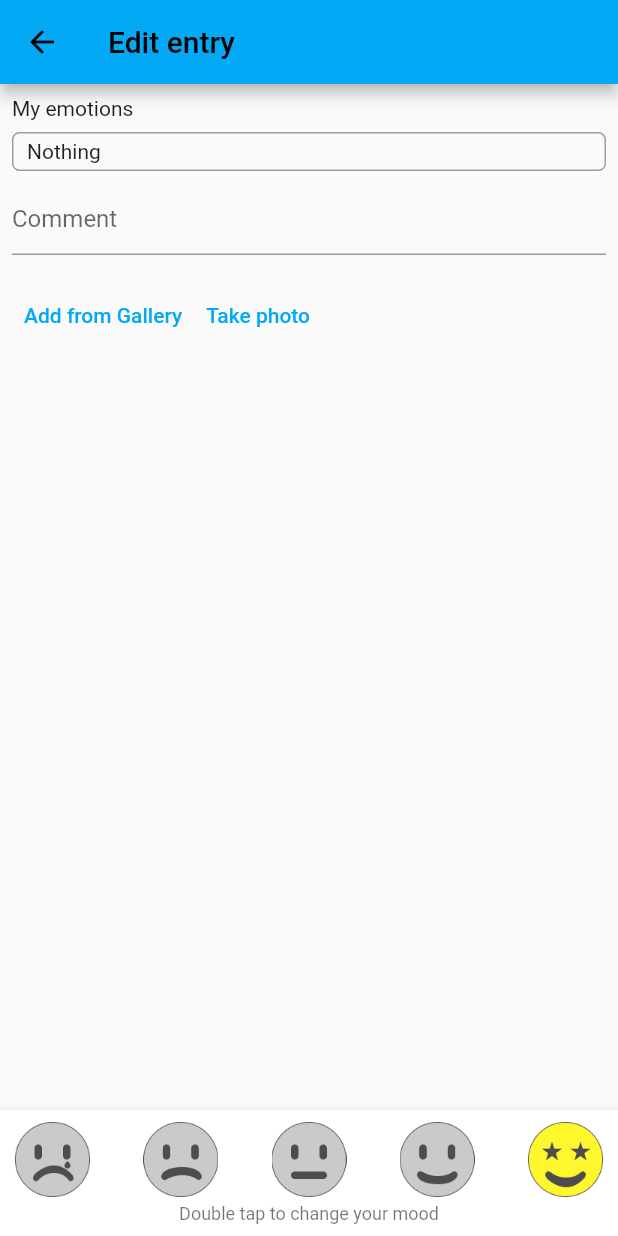
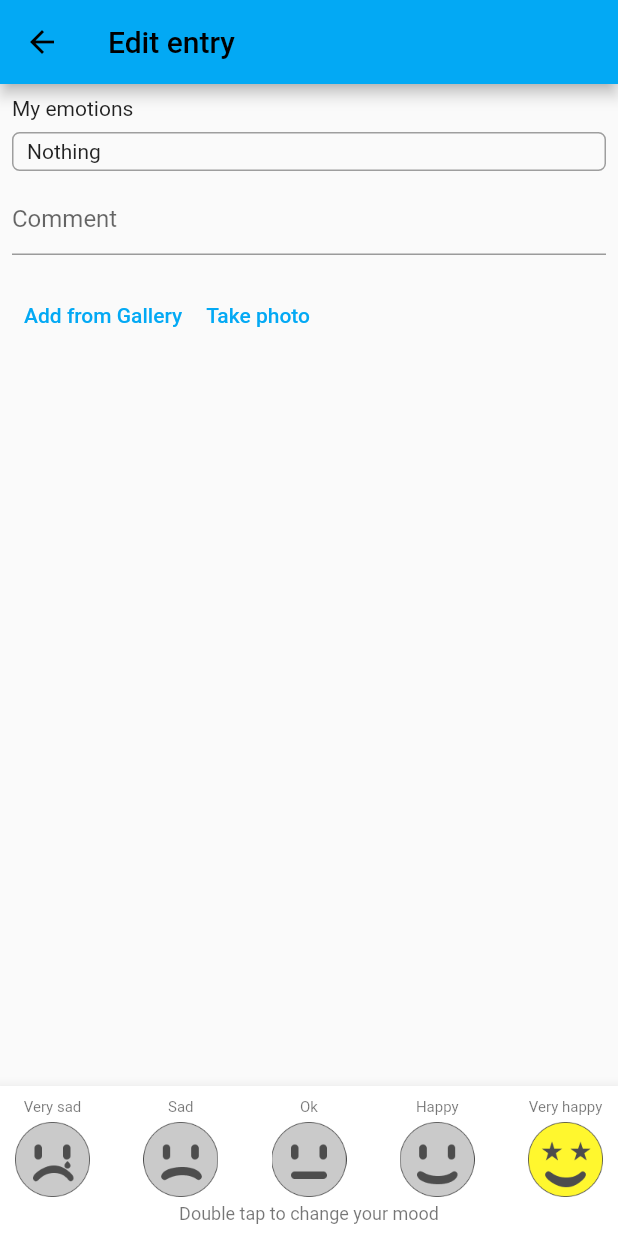
Before and after one commit to stansidel/emobook, a Flutter app: the DayEntryEditPage screen opened directly with empty values, on a phone screen of 412 x 824 dp. Run offline on Flutter 3.47's test engine with Material 2 defaults, Android fonts, the phone set to English and light mode, and no system bars; our stand-ins replace flutter_svg, freezed_annotation, image_picker, nanoid; generated files the repository leaves out were written again.

```diff
--- /dev/null
+++ b/lib/extensions/date.dart
@@ -0,0 +1,6 @@
+extension DateOnlyCompare on DateTime {
+  bool isSameDate(DateTime other) {
+    return year == other.year && month == other.month
+        && day == other.day;
+  }
+}
--- a/lib/l10n/app_en.arb
+++ b/lib/l10n/app_en.arb
@@ -2,5 +2,10 @@
   "snapshotBasedScreen_errorScreen_title": "Error occurred",
   "snapshotBasedScreen_errorScreen_tryAgainButton_title": "Try again",
   "emoMoodSelectorWidget_hint_new": "Double tap to track your mood",
-  "emoMoodSelectorWidget_hint_change": "Double tap to change your mood"
+  "emoMoodSelectorWidget_hint_change": "Double tap to change your mood",
+  "emoMoodSelectorWidget_moodName_veryHappy": "Very happy",
+  "emoMoodSelectorWidget_moodName_happy": "Happy",
+  "emoMoodSelectorWidget_moodName_neutral": "Ok",
+  "emoMoodSelectorWidget_moodName_sad": "Sad",
+  "emoMoodSelectorWidget_moodName_verySad": "Very sad"
 }
--- a/lib/l10n/app_ru.arb
+++ b/lib/l10n/app_ru.arb
@@ -1,6 +1,11 @@
 {
   "snapshotBasedScreen_errorScreen_title": "Возникла ошибка",
   "snapshotBasedScreen_errorScreen_tryAgainButton_title": "Повторить попытку",
-  "emoMoodSelectorWidget_hint_new": "Нажмите дважды, чтобы добавить запись",
-  "emoMoodSelectorWidget_hint_change": "Нажмите дважды, чтобы изменить настроение"
+  "emoMoodSelectorWidget_hint_new": "Нажмите дважды, чтобы записать настроение",
+  "emoMoodSelectorWidget_hint_change": "Нажмите дважды, чтобы изменить настроение",
+  "emoMoodSelectorWidget_moodName_veryHappy": "Круто",
+  "emoMoodSelectorWidget_moodName_happy": "Хорошо",
+  "emoMoodSelectorWidget_moodName_neutral": "Норм",
+  "emoMoodSelectorWidget_moodName_sad": "Плохо",
+  "emoMoodSelectorWidget_moodName_verySad": "Ужасно"
 }
--- a/lib/models/emo_theme.dart
+++ b/lib/models/emo_theme.dart
@@ -19,6 +19,7 @@ class _EmoThemeWidget extends InheritedWidget {
 @freezed
 class EmoTheme with _$EmoTheme {
   const factory EmoTheme({
+    required Color listHeaderBgColor,
     required Color primaryColor,
     required Color primaryVariantColor,
     required Color secondaryColor,
@@ -34,10 +35,12 @@ class EmoTheme with _$EmoTheme {
     required Brightness brightness,
   }) = _EmoTheme;
 
-  factory EmoTheme.fromPrimaryColor({required Color primaryColor}) {
+  factory EmoTheme.fromPrimaryColor(
+      {required Color primaryColor, required Color listHeaderBgColor}) {
     final scheme =
         ColorScheme.fromSwatch(primarySwatch: primaryColor.materialColor);
     return EmoTheme(
+      listHeaderBgColor: listHeaderBgColor,
       primaryColor: primaryColor,
       primaryVariantColor: scheme.primaryVariant,
       secondaryColor: scheme.secondary,
@@ -56,8 +59,9 @@ class EmoTheme with _$EmoTheme {
 
   const EmoTheme._();
 
-  static EmoTheme get defaultTheme =>
-      EmoTheme.fromPrimaryColor(primaryColor: Colors.lightBlue);
+  static EmoTheme get defaultTheme => EmoTheme.fromPrimaryColor(
+      primaryColor: Colors.lightBlue,
+      listHeaderBgColor: const Color(0xFFEDECEC));
 
   Widget widget({required Widget child}) {
     return _EmoThemeWidget(child: child, theme: this);
--- a/lib/models/mood.dart
+++ b/lib/models/mood.dart
@@ -1,3 +1,5 @@
+import 'package:flutter/cupertino.dart';
+
 enum Mood {
   veryHappy,
   happy,
--- a/lib/widgets/emo_mood_selector_widget.dart
+++ b/lib/widgets/emo_mood_selector_widget.dart
@@ -47,9 +47,18 @@ class EmoMoodSelectorWidget extends StatelessWidget {
   Widget _buildMoodWidget(BuildContext context, Mood mood) {
     const size = 50.0;
     final isGrayscale = currentMood != null && currentMood != mood;
-    return InkWell(
-      onDoubleTap: () => onTap?.call(mood: mood),
-      child: MoodWidget(mood: mood, width: size, greyscale: isGrayscale),
+    return Column(
+      children: [
+        Text(
+          _localizedMood(mood, context),
+          style: Theme.of(context).textTheme.caption?.copyWith(fontSize: 10.0),
+        ),
+        const SizedBox(height: 4.0),
+        GestureDetector(
+          onDoubleTap: () => onTap?.call(mood: mood),
+          child: MoodWidget(mood: mood, width: size, greyscale: isGrayscale),
+        ),
+      ],
     );
   }
 }
@@ -61,3 +70,21 @@ const Iterable<Mood> _moods = [
   Mood.happy,
   Mood.veryHappy,
 ];
+
+String _localizedMood(Mood mood, BuildContext context) {
+  switch (mood) {
+    case Mood.veryHappy:
+      return AppLocalizations.of(context)!
+          .emoMoodSelectorWidget_moodName_veryHappy;
+    case Mood.happy:
+      return AppLocalizations.of(context)!.emoMoodSelectorWidget_moodName_happy;
+    case Mood.neutral:
+      return AppLocalizations.of(context)!
+          .emoMoodSelectorWidget_moodName_neutral;
+    case Mood.sad:
+      return AppLocalizations.of(context)!.emoMoodSelectorWidget_moodName_sad;
+    case Mood.verySad:
+      return AppLocalizations.of(context)!
+          .emoMoodSelectorWidget_moodName_verySad;
+  }
+}
```
Also changed, not shown: lib/widgets/day_entry_list_item.dart (+9 -1 lines), lib/widgets/emo_list_header.dart (added, +33 -0 lines), lib/widgets/entries_list_page.dart (+19 -3 lines).
